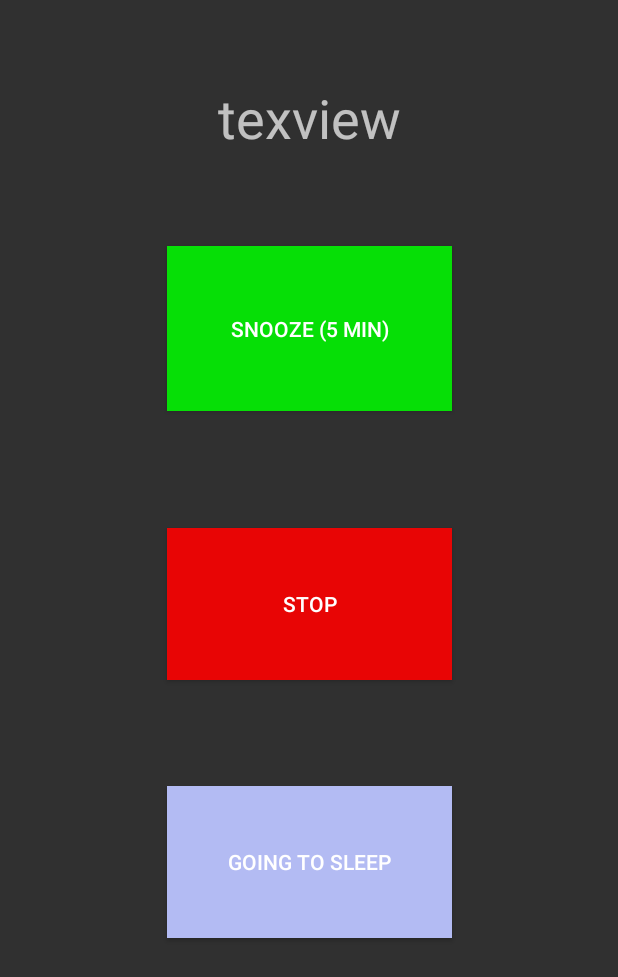
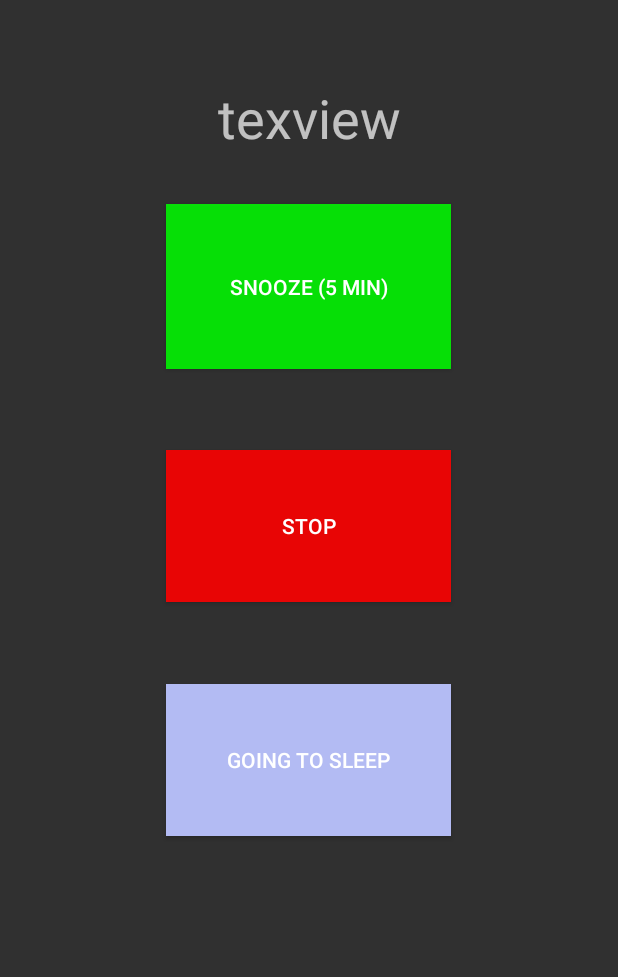
Before and after one commit to gbaranov99/RelaxClockProject, an Android app: the AlarmActivity screen opened directly, with no data from a screen before it, on a phone screen of 412 x 824 dp. Shown: the top 977 px of the screen. Run offline under Robolectric (Android 15) with nearby library versions, the phone set to English and light mode, and no system bars.

Commit message:
fit on screen

```diff
--- a/RelaxClockAndroid/LED-master/app/src/main/res/layout/alarm_activity.xml
+++ b/RelaxClockAndroid/LED-master/app/src/main/res/layout/alarm_activity.xml
@@ -21,11 +21,11 @@
         android:id="@+id/snooze"
         android:layout_width="190dp"
         android:layout_height="110dp"
-        android:layout_marginTop="164dp"
+        android:layout_marginTop="136dp"
         android:background="#D900FF00"
         android:text="Snooze (5 min)"
         app:layout_constraintEnd_toEndOf="parent"
-        app:layout_constraintHorizontal_bias="0.502"
+        app:layout_constraintHorizontal_bias="0.497"
         app:layout_constraintStart_toStartOf="parent"
         app:layout_constraintTop_toTopOf="parent" />
 
@@ -33,11 +33,11 @@
         android:id="@+id/stop"
         android:layout_width="190dp"
         android:layout_height="101dp"
-        android:layout_marginTop="352dp"
+        android:layout_marginTop="300dp"
         android:background="#E80505"
         android:text="STOP"
         app:layout_constraintEnd_toEndOf="parent"
-        app:layout_constraintHorizontal_bias="0.502"
+        app:layout_constraintHorizontal_bias="0.497"
         app:layout_constraintStart_toStartOf="parent"
         app:layout_constraintTop_toTopOf="parent" />
 
@@ -45,11 +45,11 @@
         android:id="@+id/placing"
         android:layout_width="190dp"
         android:layout_height="101dp"
-        android:layout_marginTop="524dp"
+        android:layout_marginTop="456dp"
         android:background="#B3BBF3"
         android:text="Going to Sleep"
         app:layout_constraintEnd_toEndOf="parent"
-        app:layout_constraintHorizontal_bias="0.502"
+        app:layout_constraintHorizontal_bias="0.497"
         app:layout_constraintStart_toStartOf="parent"
         app:layout_constraintTop_toTopOf="parent" />
 </android.support.constraint.ConstraintLayout>
```
